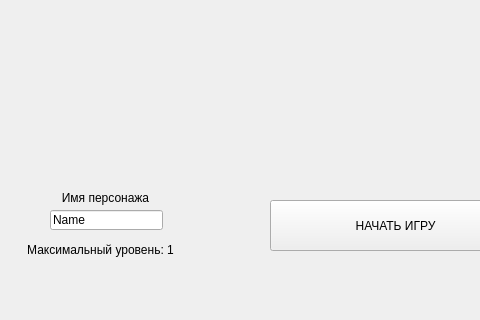
First picture: the form in Main.ui, repository DuaBerV/EchkerpFromKarpov, before the edit; both pictures show x 0 to 480 and y 280 to 600 of the 800 by 600 pixel window.
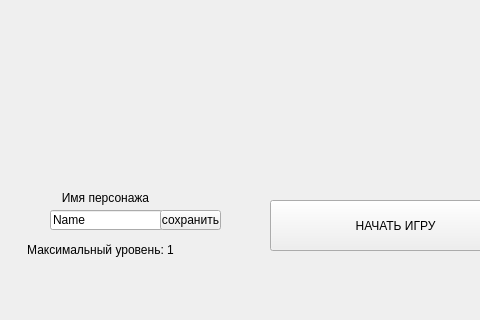
Second picture: the form after the edit. Icons and pictures are not drawn.

Commit message: Жёсткий дебаг + Мощный дебаг database

Diff of the .ui file:
```diff
--- a/Main.ui
+++ b/Main.ui
@@ -111,6 +111,19 @@
      <string>&lt;html&gt;&lt;head/&gt;&lt;body&gt;&lt;p align=&quot;center&quot;&gt;Максимальный уровень: 1&lt;/p&gt;&lt;/body&gt;&lt;/html&gt;</string>
     </property>
    </widget>
+   <widget class="QPushButton" name="pushButton_2">
+    <property name="geometry">
+     <rect>
+      <x>160</x>
+      <y>490</y>
+      <width>61</width>
+      <height>20</height>
+     </rect>
+    </property>
+    <property name="text">
+     <string>сохранить</string>
+    </property>
+   </widget>
   </widget>
   <widget class="QMenuBar" name="menubar">
    <property name="geometry">
```
The commit also changes 2 other files.
